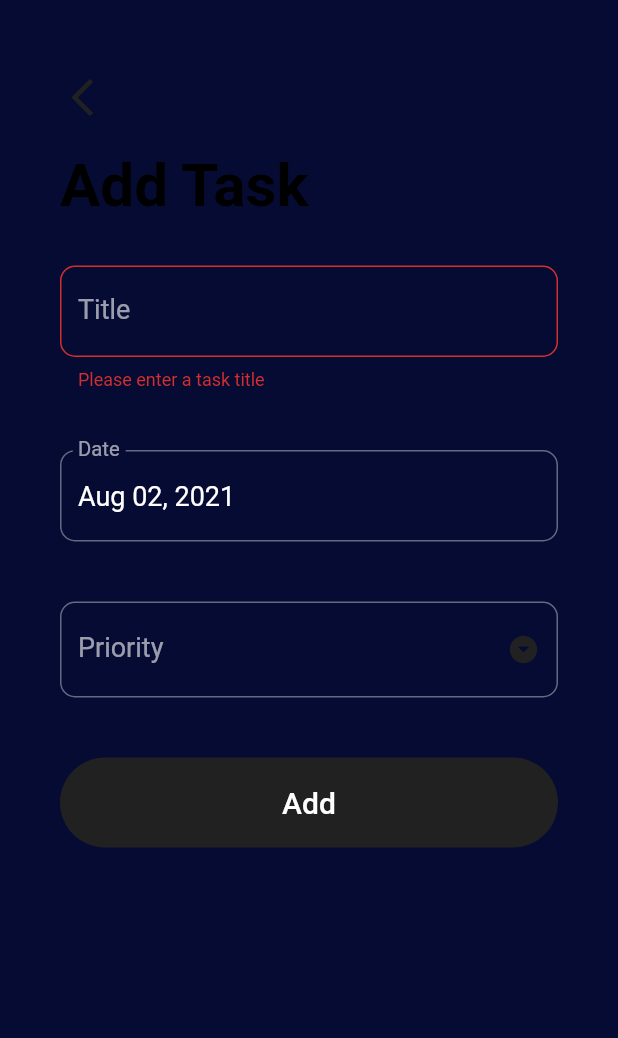
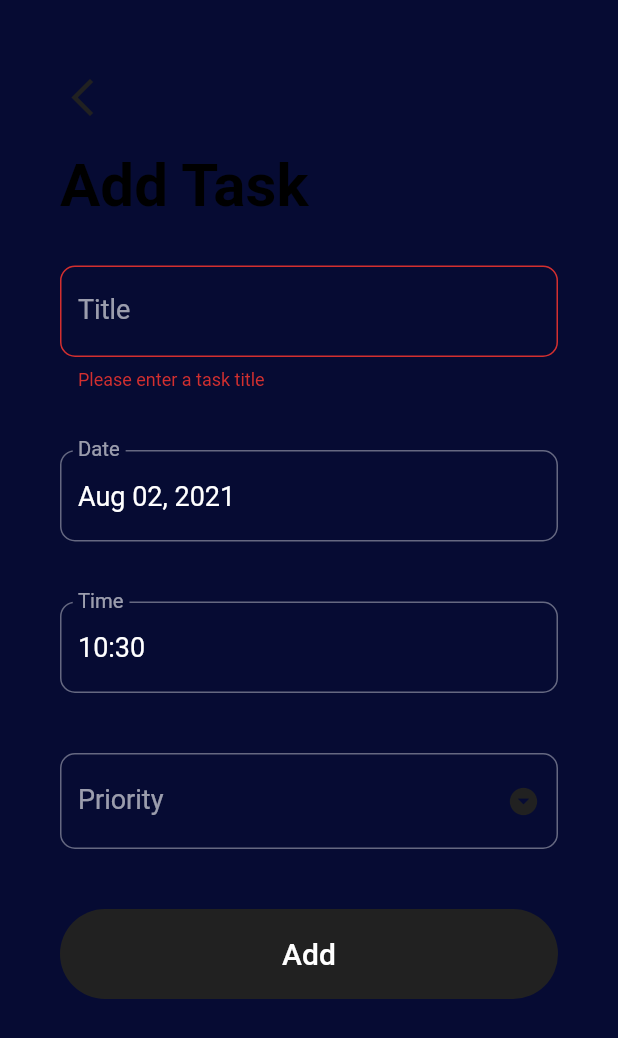
Before and after one commit to thenewbio/todo_app, a Flutter app: the AddTaskScreen screen opened directly, after a tap on "Add", on a phone screen of 412 x 824 dp. Shown: the top 1038 px of the screen. Run offline on Flutter 3.47's test engine with Material 2 defaults, Android fonts, the phone set to English and light mode, and no system bars; our stand-ins replace flushbar, google_mobile_ads, image_picker, marquee, open_file, pdf and 3 more; missing offline and left inert: syncfusion_flutter_xlsio, video_compress; accounts and stored records are empty.

Commit message:
added Textfield

```diff
--- a/lib/helper/database_helper.dart
+++ b/lib/helper/database_helper.dart
@@ -15,6 +15,7 @@ class DatabaseHelper {
   String colId = 'id';
   String colTitle = 'title';
   String colDate = 'date';
+  String colTime = 'time';
   String colPriority = 'priority';
   String colStatus = 'status';
 
@@ -35,7 +36,7 @@ class DatabaseHelper {
 
   void _createDb(Database db, int version) async {
     await db.execute(
-        'CREATE TABLE $tasksTable($colId INTEGER PRIMARY KEY AUTOINCREMENT, $colTitle TEXT, $colDate TEXT,$colPriority TEXT, $colStatus INTEGER)');
+        'CREATE TABLE $tasksTable($colId INTEGER PRIMARY KEY AUTOINCREMENT, $colTitle TEXT, $colDate TEXT,$colTime TEXT,$colPriority TEXT, $colStatus INTEGER)');
   }
 
   Future<List<Map<String, dynamic>>> getTaskMapList() async {
--- a/lib/models/task_model.dart
+++ b/lib/models/task_model.dart
@@ -1,12 +1,13 @@
 class Task {
   int id;
   String title;
+  DateTime time;
   DateTime date;
   String priority;
   int status;
 
-  Task({this.title, this.date, this.priority, this.status});
-  Task.withId({this.id, this.title, this.date, this.priority, this.status});
+  Task({this.title, this.date, this.time,this.priority, this.status});
+  Task.withId({this.id, this.title, this.date, this.time, this.priority, this.status});
 
   Map<String, dynamic> toMap() {
     final map = Map<String, dynamic>();
@@ -15,6 +16,7 @@ class Task {
     }
     map['title'] = title;
     map['date'] = date.toIso8601String();
+    map['time'] = time.toString();
     map['priority'] = priority;
     map['status'] = status;
     return map;
@@ -25,6 +27,7 @@ class Task {
         id: map['id'],
         title: map['title'],
         date: DateTime.parse(map['date']),
+        time: DateTime.parse(map['time']),
         priority: map['priority'],
         status: map['status']);
   }
--- a/lib/screens/add_task_screen.dart
+++ b/lib/screens/add_task_screen.dart
@@ -17,10 +17,12 @@ class _AddTaskScreenState extends State<AddTaskScreen> {
   String _title = "";
   String _priority;
   DateTime _date = DateTime.now();
+  DateTime _now  = DateTime.now();
   TextEditingController _dateController = TextEditingController();
-  // TextEditingController _timeController = TextEditingController();
+  TextEditingController _timeController = TextEditingController();
 
   final DateFormat _dateFormat = DateFormat('MMM dd, yyyy');
+  final DateFormat _dateFormated = DateFormat('HH:mm');
   final List<String> _priorities = ['Low', 'Medium', 'High'];
 
   @override
@@ -29,14 +31,17 @@ class _AddTaskScreenState extends State<AddTaskScreen> {
     if (widget.task != null) {
       _title = widget.task.title;
       _date = widget.task.date;
+      _now = widget.task.time;
       _priority = widget.task.priority;
     }
     _dateController.text = _dateFormat.format(_date);
+    _timeController.text = _dateFormated.format(_now);
   }
 
   @override
   void dispose() {
     _dateController.dispose();
+    _timeController.dispose();
     super.dispose();
   }
 
@@ -63,9 +68,9 @@ class _AddTaskScreenState extends State<AddTaskScreen> {
   _summit() {
     if (_formKey.currentState.validate()) {
       _formKey.currentState.save();
-      print('$_title, $_date, $_priority');
+      print('$_title, $_date, $_now, $_priority');
 
-      Task task = Task(title: _title, date: _date, priority: _priority);
+      Task task = Task(title: _title, date: _date,time: _now, priority: _priority);
       if (widget.task == null) {
         task.status = 0;
         DatabaseHelper.instance.insertTask(task);
@@ -79,22 +84,26 @@ class _AddTaskScreenState extends State<AddTaskScreen> {
     }
   }
 
-  // _pickTime() async {
-  //   TimeOfDay time = await showTimePicker(
-  //       context: context,
-  //       initialTime: _time,
-  //       builder: (BuildContext context, Widget child) {
-  //         return Theme(
-  //             data: ThemeData(primaryColor: Colors.purple), child: child);
-  //       });
-  //   if (time != null && time != _time) {
-  //     print(_time);
-  //     setState(() {
-  //       _time = time;
-  //     });
-  //     _time = TimeOfDay(hour: time.hour, minute: time.minute);
-  //   }
-  // }
+  _pickTime() async {
+    final TimeOfDay time =
+      await showTimePicker(
+        context: context,
+        initialTime: TimeOfDay(hour: _now.hour, minute: _now.minute),
+        );
+    if (time != null && time != _now) {
+      print(time);
+      setState(() {
+        _now = DateTime(
+        _date.year,
+        _date.month,
+        _date.day,
+        time.hour,
+        time.minute,
+        );
+      });
+     _timeController.text = _dateFormated.format(_now);
+    }
+  }
 
   @override
   Widget build(BuildContext context) {
@@ -161,20 +170,20 @@ class _AddTaskScreenState extends State<AddTaskScreen> {
                                   borderRadius: BorderRadius.circular(10))),
                         ),
                       ),
-                      // Padding(
-                      //   padding: const EdgeInsets.symmetric(vertical: 20),
-                      //   child: TextFormField(
-                      //     readOnly: true,
-                      //     controller: _timeController,
-                      //     style: TextStyle(fontSize: 18),
-                      //     onTap: _pickTime,
-                      //     decoration: InputDecoration(
-                      //         labelText: "Time",
-                      //         labelStyle: TextStyle(fontSize: 18.0),
-                      //         border: OutlineInputBorder(
-                      //             borderRadius: BorderRadius.circular(10))),
-                      //   ),
-                      // ),
+                      Padding(
+                        padding: const EdgeInsets.symmetric(vertical: 20),
+                        child: TextFormField(
+                          readOnly: true,
+                          controller: _timeController,
+                          style: TextStyle(fontSize: 18),
+                          onTap: _pickTime,
+                          decoration: InputDecoration(
+                              labelText: "Time",
+                              labelStyle: TextStyle(fontSize: 18.0),
+                              border: OutlineInputBorder(
+                                  borderRadius: BorderRadius.circular(10))),
+                        ),
+                      ),
                       Padding(
                         padding: const EdgeInsets.symmetric(vertical: 20),
                         child: DropdownButtonFormField(
--- a/lib/screens/todo_list_screen.dart
+++ b/lib/screens/todo_list_screen.dart
@@ -17,7 +17,9 @@ class TodoListScreen extends StatefulWidget {
 
 class _TodoListScreenState extends State<TodoListScreen> {
    Future<List<Task>> _taskList;
+   DateTime timing;
   final DateFormat _dateFormat = DateFormat('MMM dd, yyyy');
+  final DateFormat _dateFormated = DateFormat('HH:mm');
 
   @override
   void initState() {
@@ -55,7 +57,7 @@ class _TodoListScreenState extends State<TodoListScreen> {
                         : TextDecoration.lineThrough),
               ),
               subtitle: Text(
-                "${_dateFormat.format(task.date)}",
+                "${_dateFormat.format(task.date)} + ${_dateFormated.format(task.time)}",
                 style: TextStyle(
                     color: Colors.white,
                     fontSize: 15,
```
